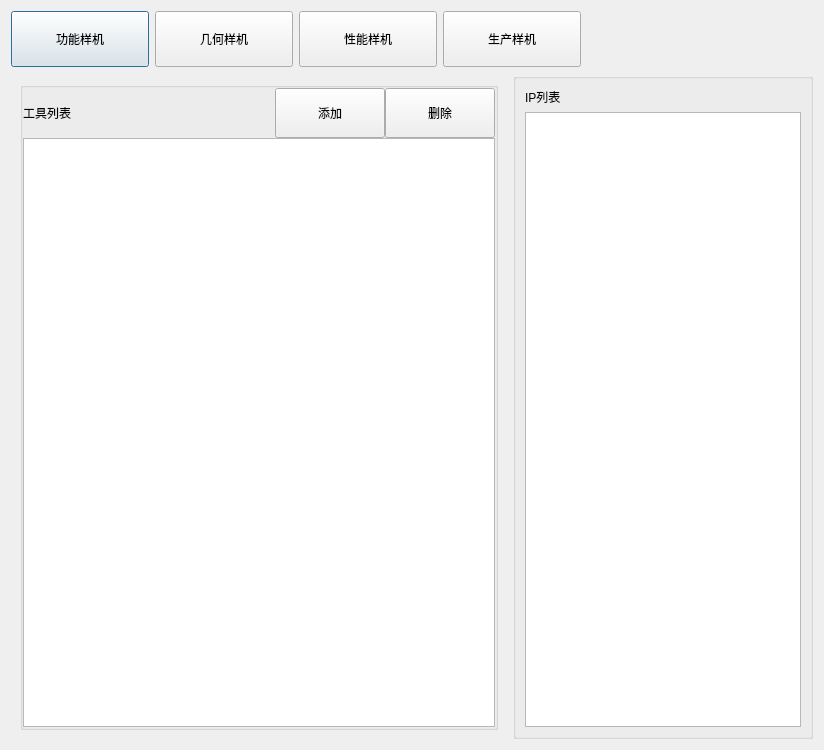
Qt form digitalIntegration/InformationConfihurationDialog.ui (jiaqingguo/DI) before a commit.
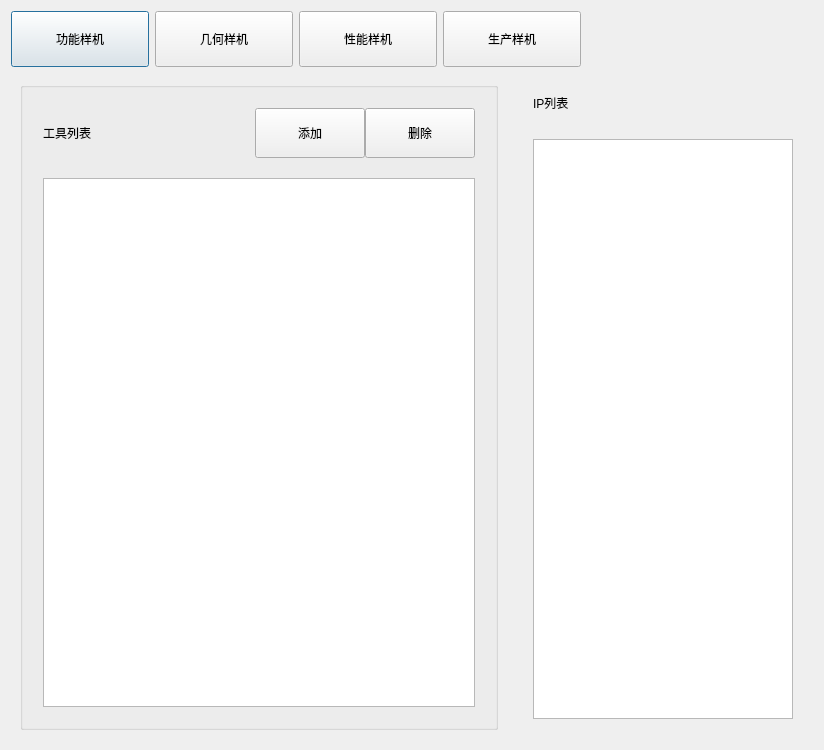
The same form after that commit. The open tabs and pages were chosen to show the change.

Diff of the .ui file:
```diff
--- a/digitalIntegration/InformationConfihurationDialog.ui
+++ b/digitalIntegration/InformationConfihurationDialog.ui
@@ -132,19 +132,31 @@
            <number>0</number>
           </property>
           <property name="leftMargin">
-           <number>0</number>
+           <number>20</number>
           </property>
           <property name="topMargin">
-           <number>0</number>
+           <number>20</number>
           </property>
           <property name="rightMargin">
-           <number>0</number>
+           <number>20</number>
           </property>
           <property name="bottomMargin">
-           <number>0</number>
+           <number>20</number>
           </property>
           <item>
            <layout class="QHBoxLayout" name="horizontalLayout_6">
+            <property name="leftMargin">
+             <number>0</number>
+            </property>
+            <property name="topMargin">
+             <number>0</number>
+            </property>
+            <property name="rightMargin">
+             <number>0</number>
+            </property>
+            <property name="bottomMargin">
+             <number>20</number>
+            </property>
             <item>
              <widget class="QLabel" name="label_3">
               <property name="text">
@@ -453,7 +465,7 @@
     </widget>
    </item>
    <item row="1" column="1">
-    <widget class="QGroupBox" name="groupBox_2">
+    <widget class="QWidget" name="widgetIP" native="true">
      <property name="minimumSize">
       <size>
        <width>0</width>
@@ -466,16 +478,45 @@
        <height>16777215</height>
       </size>
      </property>
-     <property name="title">
-      <string/>
-     </property>
      <layout class="QVBoxLayout" name="verticalLayout_2">
+      <property name="leftMargin">
+       <number>20</number>
+      </property>
+      <property name="topMargin">
+       <number>20</number>
+      </property>
+      <property name="rightMargin">
+       <number>20</number>
+      </property>
+      <property name="bottomMargin">
+       <number>20</number>
+      </property>
       <item>
-       <widget class="QLabel" name="label_2">
-        <property name="text">
-         <string>IP列表</string>
+       <layout class="QHBoxLayout" name="horizontalLayout">
+        <property name="bottomMargin">
+         <number>20</number>
         </property>
-       </widget>
+        <item>
+         <widget class="QLabel" name="labelIPList">
+          <property name="text">
+           <string>IP列表</string>
+          </property>
+         </widget>
+        </item>
+        <item>
+         <spacer name="horizontalSpacer_6">
+          <property name="orientation">
+           <enum>Qt::Horizontal</enum>
+          </property>
+          <property name="sizeHint" stdset="0">
+           <size>
+            <width>40</width>
+            <height>20</height>
+           </size>
+          </property>
+         </spacer>
+        </item>
+       </layout>
       </item>
       <item>
        <widget class="QTableView" name="tableViewIP1">
```
Left out of the diff: 41 changed lines with no effect on the pictures.
